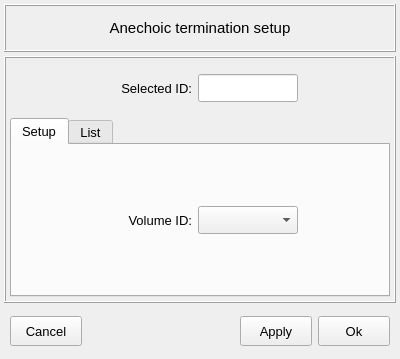
First picture: the form in vibra/interface/data/ui_files/model/acoustic/external_impedances/anechoic_termination_inputs.ui, repository MOPT-UFSC/VIBRA, before the edit.
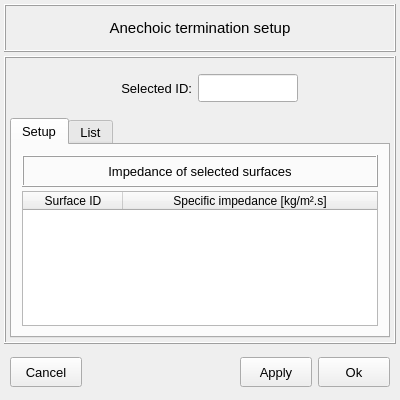
Second picture: the form after the edit.

Commit message: Update the anechoic termination UI file

Patch:
```diff
--- a/vibra/interface/data/ui_files/model/acoustic/external_impedances/anechoic_termination_inputs.ui
+++ b/vibra/interface/data/ui_files/model/acoustic/external_impedances/anechoic_termination_inputs.ui
@@ -10,7 +10,7 @@
     <x>0</x>
     <y>0</y>
     <width>400</width>
-    <height>359</height>
+    <height>400</height>
    </rect>
   </property>
   <property name="sizePolicy">
@@ -22,13 +22,13 @@
   <property name="minimumSize">
    <size>
     <width>400</width>
-    <height>340</height>
+    <height>400</height>
    </size>
   </property>
   <property name="maximumSize">
    <size>
     <width>400</width>
-    <height>400</height>
+    <height>500</height>
    </size>
   </property>
   <property name="font">
@@ -127,114 +127,101 @@
          </attribute>
          <layout class="QGridLayout" name="gridLayout_12">
           <property name="leftMargin">
-           <number>2</number>
+           <number>10</number>
           </property>
           <property name="topMargin">
-           <number>6</number>
+           <number>10</number>
           </property>
           <property name="rightMargin">
-           <number>2</number>
+           <number>10</number>
           </property>
           <property name="bottomMargin">
-           <number>6</number>
+           <number>10</number>
           </property>
-          <property name="spacing">
+          <property name="horizontalSpacing">
            <number>2</number>
           </property>
+          <property name="verticalSpacing">
+           <number>4</number>
+          </property>
+          <item row="1" column="0">
+           <widget class="QTreeWidget" name="treeWidget_selection_info">
+            <property name="minimumSize">
+             <size>
+              <width>320</width>
+              <height>0</height>
+             </size>
+            </property>
+            <property name="maximumSize">
+             <size>
+              <width>16777215</width>
+              <height>16777215</height>
+             </size>
+            </property>
+            <property name="font">
+             <font>
+              <family>MS Shell Dlg 2</family>
+              <pointsize>9</pointsize>
+              <italic>false</italic>
+              <bold>false</bold>
+             </font>
+            </property>
+            <property name="toolTip">
+             <string>Select a face to remove the previously attributed boundary condition.</string>
+            </property>
+            <property name="indentation">
+             <number>1</number>
+            </property>
+            <property name="headerHidden">
+             <bool>false</bool>
+            </property>
+            <attribute name="headerHighlightSections">
+             <bool>false</bool>
+            </attribute>
+            <attribute name="headerShowSortIndicator" stdset="0">
+             <bool>false</bool>
+            </attribute>
+            <attribute name="headerStretchLastSection">
+             <bool>true</bool>
+            </attribute>
+            <column>
+             <property name="text">
+              <string>Surface ID</string>
+             </property>
+             <property name="textAlignment">
+              <set>AlignCenter</set>
+             </property>
+            </column>
+            <column>
+             <property name="text">
+              <string>Specific impedance [kg/m².s]</string>
+             </property>
+             <property name="textAlignment">
+              <set>AlignCenter</set>
+             </property>
+            </column>
+           </widget>
+          </item>
           <item row="0" column="0">
-           <widget class="QFrame" name="frame_4">
+           <widget class="QLabel" name="label_2">
+            <property name="minimumSize">
+             <size>
+              <width>0</width>
+              <height>32</height>
+             </size>
+            </property>
             <property name="frameShape">
-             <enum>QFrame::Shape::NoFrame</enum>
+             <enum>QFrame::Shape::Box</enum>
             </property>
             <property name="frameShadow">
              <enum>QFrame::Shadow::Raised</enum>
             </property>
-            <layout class="QGridLayout" name="gridLayout_2">
-             <item row="0" column="1">
-              <widget class="QLabel" name="label_3">
-               <property name="minimumSize">
-                <size>
-                 <width>90</width>
-                 <height>28</height>
-                </size>
-               </property>
-               <property name="maximumSize">
-                <size>
-                 <width>90</width>
-                 <height>28</height>
-                </size>
-               </property>
-               <property name="font">
-                <font>
-                 <pointsize>10</pointsize>
-                 <bold>false</bold>
-                </font>
-               </property>
-               <property name="text">
-                <string>Volume ID:</string>
-               </property>
-               <property name="alignment">
-                <set>Qt::AlignmentFlag::AlignRight|Qt::AlignmentFlag::AlignTrailing|Qt::AlignmentFlag::AlignVCenter</set>
-               </property>
-              </widget>
-             </item>
-             <item row="0" column="2">
-              <widget class="QComboBox" name="comboBox_volume_id">
-               <property name="minimumSize">
-                <size>
-                 <width>100</width>
-                 <height>28</height>
-                </size>
-               </property>
-               <property name="maximumSize">
-                <size>
-                 <width>100</width>
-                 <height>28</height>
-                </size>
-               </property>
-               <property name="font">
-                <font>
-                 <family>MS Shell Dlg 2</family>
-                 <pointsize>10</pointsize>
-                 <italic>false</italic>
-                 <bold>false</bold>
-                </font>
-               </property>
-               <property name="styleSheet">
-                <string notr="true"/>
-               </property>
-               <property name="currentIndex">
-                <number>-1</number>
-               </property>
-              </widget>
-             </item>
-             <item row="0" column="0">
-              <spacer name="horizontalSpacer">
-               <property name="orientation">
-                <enum>Qt::Orientation::Horizontal</enum>
-               </property>
-               <property name="sizeHint" stdset="0">
-                <size>
-                 <width>40</width>
-                 <height>20</height>
-                </size>
-               </property>
-              </spacer>
-             </item>
-             <item row="0" column="3">
-              <spacer name="horizontalSpacer_2">
-               <property name="orientation">
-                <enum>Qt::Orientation::Horizontal</enum>
-               </property>
-               <property name="sizeHint" stdset="0">
-                <size>
-                 <width>40</width>
-                 <height>20</height>
-                </size>
-               </property>
-              </spacer>
-             </item>
-            </layout>
+            <property name="text">
+             <string>Impedance of selected surfaces</string>
+            </property>
+            <property name="alignment">
+             <set>Qt::AlignmentFlag::AlignCenter</set>
+            </property>
            </widget>
           </item>
          </layout>
```
Left out of the diff: 111 changed lines with no effect on the pictures. The commit also changes 1 other file.
